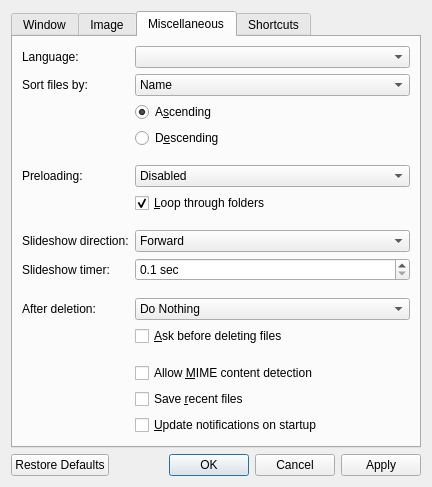
The window that src/qvoptionsdialog.ui (jurplel/qView) describes before a commit, drawn with Qt 5.
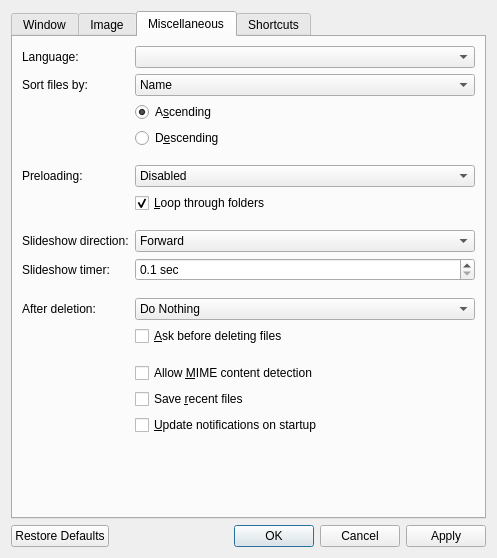
The same window after the commit. The open tabs and pages were chosen to show the change.

The edit to the form file:
```diff
--- a/src/qvoptionsdialog.ui
+++ b/src/qvoptionsdialog.ui
@@ -9,8 +9,8 @@
    <rect>
     <x>0</x>
     <y>0</y>
-    <width>432</width>
-    <height>485</height>
+    <width>497</width>
+    <height>558</height>
    </rect>
   </property>
   <property name="windowTitle">
```
Left out of the diff: 10 changed lines with no effect on the pictures.
